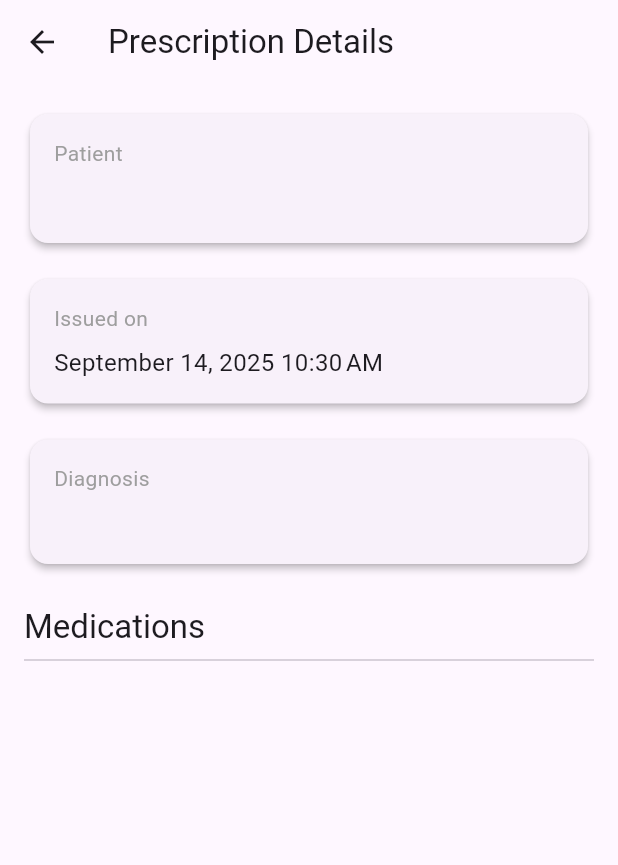
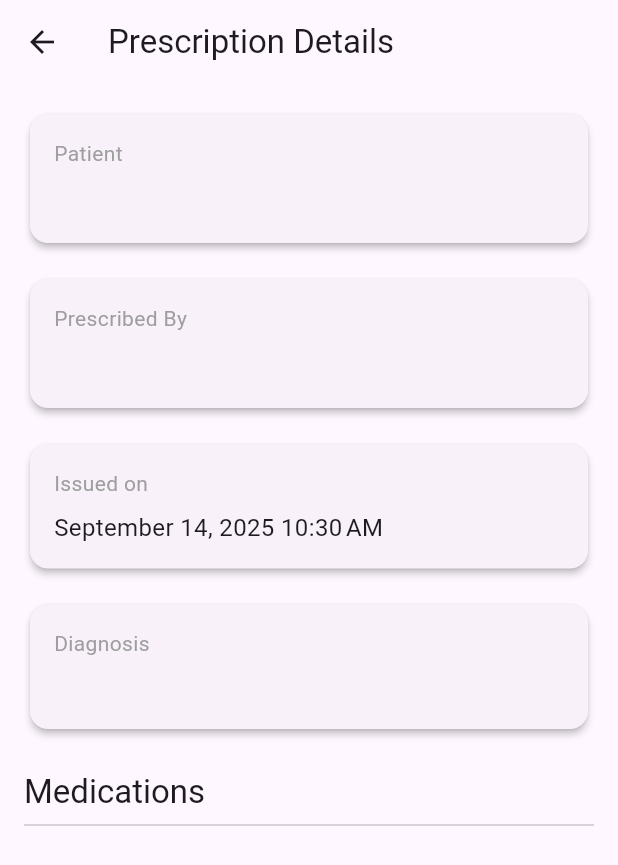
Before and after one commit to kushal238/aria, a Flutter app: the PrescriptionDetailScreen screen opened directly with empty values, on a phone screen of 412 x 824 dp. Shown: the top 865 px of the screen. Run offline on Flutter 3.47's test engine with Material 3 defaults, Android fonts, the phone set to English and light mode, and no system bars; our stand-ins replace firebase_core, flutter_secure_storage, intl_phone_field, pinput; missing offline and left inert: amplify_auth_cognito, amplify_flutter; accounts and stored records are empty; network calls fail.

Commit message:
feat(ui): Enhance user display and data consistency
This commit introduces several key UI/UX improvements across both the patient and doctor applications, backed by a data consistency update in the backend.

- Display User Info: Stores the full user profile upon login and uses it to display the user's actual name and email in the side navigation drawer, replacing the placeholder text.

- Consistent Prescription Details: The prescription detail screen in both apps now shows the full names for both the patient and the prescribing doctor, creating a complete and unambiguous record.

- Improve Date Formatting: The 'Prescription Expires At' field in the doctor's app now only displays the date (yyyy-MM-dd), removing the unnecessary time component for a cleaner interface.

- Backend Data Enrichment: The /prescriptions API endpoint has been updated to always return the full names for both the patient and doctor, ensuring the frontends consistently receive the data they need.

```diff
--- a/frontend/lib/screens/auth_screen.dart
+++ b/frontend/lib/screens/auth_screen.dart
@@ -209,7 +209,8 @@ class _AuthScreenState extends State<AuthScreen> {
 
           if (apiToken != null && userProfile != null) {
             await _storage.write(key: 'api_token', value: apiToken);
-            print('Final API token stored securely.');
+            await _storage.write(key: 'user_profile', value: jsonEncode(userProfile));
+            print('Final API token and user profile stored securely.');
 
             // --- NEW NAVIGATION LOGIC ---
             // Check for the patient-specific profile and its status.
--- a/frontend/lib/screens/prescription_detail_screen.dart
+++ b/frontend/lib/screens/prescription_detail_screen.dart
@@ -12,6 +12,8 @@ class PrescriptionDetailScreen extends StatelessWidget {
     final formattedDate = DateFormat.yMMMMd().add_jm().format(createdAt);
     final patientFirstName = prescription['patientFirstName'] ?? 'N/A';
     final patientLastName = prescription['patientLastName'] ?? '';
+    final doctorFirstName = prescription['doctorFirstName'] ?? 'Dr.';
+    final doctorLastName = prescription['doctorLastName'] ?? 'Unknown';
 
     return Scaffold(
       appBar: AppBar(
@@ -25,6 +27,11 @@ class PrescriptionDetailScreen extends StatelessWidget {
             _buildDetailCard(
               title: 'Patient',
               child: Text('$patientFirstName $patientLastName', style: const TextStyle(fontSize: 18)),
+            ),
+            const SizedBox(height: 16),
+            _buildDetailCard(
+              title: 'Prescribed By',
+              child: Text('$doctorFirstName $doctorLastName', style: const TextStyle(fontSize: 18)),
             ),
             const SizedBox(height: 16),
             _buildDetailCard(
```
Also changed, not shown: frontend/lib/screens/home_screen.dart (+22 -3 lines).
